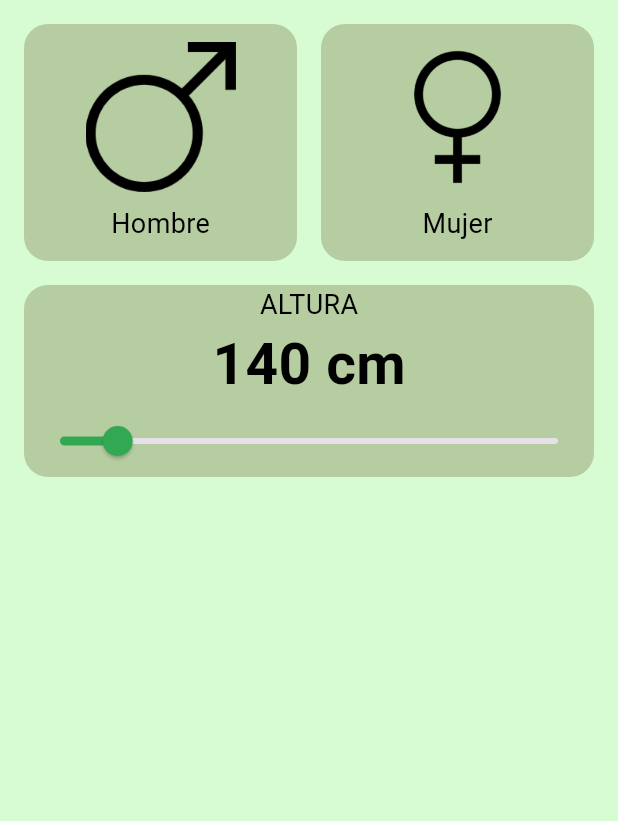
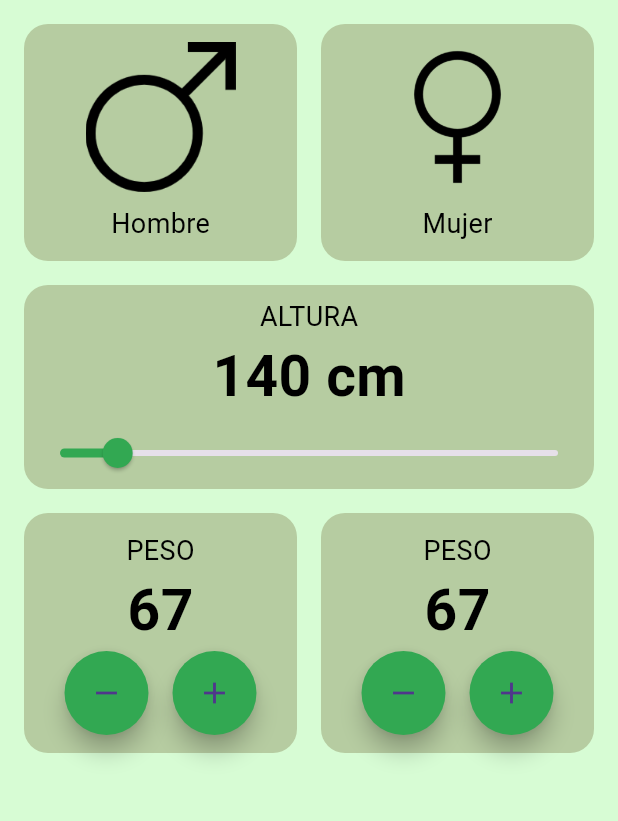
Before and after one commit to CUBOVR/imcCalculator, a Flutter app: the screen it shows after launch, on a phone screen of 412 x 824 dp, the part 84-905 px from its top. Run offline on Flutter 3.47's test engine with Material 3 defaults, Android fonts, the phone set to English and light mode, and no system bars.

Commit message:
Creación de componente reutilizable

```diff
--- a/lib/components/heightSelector.dart
+++ b/lib/components/heightSelector.dart
@@ -22,14 +22,13 @@ class _HeightSelectorState extends State<HeightSelector> {
         ),
         child: Column(
           children: [
-            Text("ALTURA", style: TextStyles.bodyText),
+            Padding(
+              padding: const EdgeInsets.only(top: 8.0),
+              child: Text("ALTURA", style: TextStyles.bodyText),
+            ),
             Text(
               "${height.toStringAsFixed(0)} cm",
-              style: TextStyle(
-                color: Colors.black,
-                fontSize: 38,
-                fontWeight: FontWeight.bold,
-              ),
+              style: TextStyles.principalText,
             ),
             Slider(
               value: height,
--- /dev/null
+++ b/lib/components/numberSelector.dart
@@ -0,0 +1,50 @@
+import 'package:flutter/material.dart';
+import 'package:imc_calculator/core/app_colors.dart';
+import 'package:imc_calculator/core/text_styles.dart';
+
+class NumberSelector extends StatefulWidget {
+  final String title;
+  const NumberSelector({super.key, required this.title});
+
+  @override
+  State<NumberSelector> createState() => _NumberSelectorState();
+}
+
+class _NumberSelectorState extends State<NumberSelector> {
+  @override
+  Widget build(BuildContext context) {
+    return Container(
+      decoration: BoxDecoration(
+        color: AppColors.backgroundComponent,
+        borderRadius: BorderRadius.circular(16),
+      ),
+      child: Padding(
+        padding: const EdgeInsets.all(12.0),
+        child: Column(
+          children: [
+            Text(widget.title, style: TextStyles.bodyText),
+            Text("67", style: TextStyles.principalText),
+            Row(
+              mainAxisAlignment: MainAxisAlignment.center,
+              children: [
+                FloatingActionButton(
+                  onPressed: () {},
+                  shape: CircleBorder(),
+                  backgroundColor: AppColors.primary,
+                  child: Icon(Icons.remove),
+                ),
+                SizedBox(width: 16),
+                FloatingActionButton(
+                  onPressed: () {},
+                  shape: CircleBorder(),
+                  backgroundColor: AppColors.primary,
+                  child: Icon(Icons.add),
+                ),
+              ],
+            ),
+          ],
+        ),
+      ),
+    );
+  }
+}
--- a/lib/core/text_styles.dart
+++ b/lib/core/text_styles.dart
@@ -5,4 +5,9 @@ class TextStyles {
     color: Colors.black,
     fontSize: 18,
   );
+  static const TextStyle principalText = TextStyle(
+    color: Colors.black,
+    fontSize: 38,
+    fontWeight: FontWeight.bold,
+  );
 }
--- a/lib/screens/imc_homeScreen.dart
+++ b/lib/screens/imc_homeScreen.dart
@@ -1,6 +1,7 @@
 import 'package:flutter/material.dart';
 import 'package:imc_calculator/components/genderSelector.dart';
 import 'package:imc_calculator/components/heightSelector.dart';
+import 'package:imc_calculator/components/numberSelector.dart';
 
 class ImcHomescreen extends StatefulWidget {
   const ImcHomescreen({super.key});
@@ -12,6 +13,21 @@ class ImcHomescreen extends StatefulWidget {
 class _ImcHomescreenState extends State<ImcHomescreen> {
   @override
   Widget build(BuildContext context) {
-    return Column(children: [Genderselector(), HeightSelector()]);
+    return Column(
+      children: [
+        Genderselector(),
+        HeightSelector(),
+        Padding(
+          padding: const EdgeInsets.all(16.0),
+          child: Row(
+            children: [
+              Expanded(child: NumberSelector(title: "PESO")),
+              SizedBox(width: 16),
+              Expanded(child: NumberSelector(title: "PESO")),
+            ],
+          ),
+        ),
+      ],
+    );
   }
 }
```
